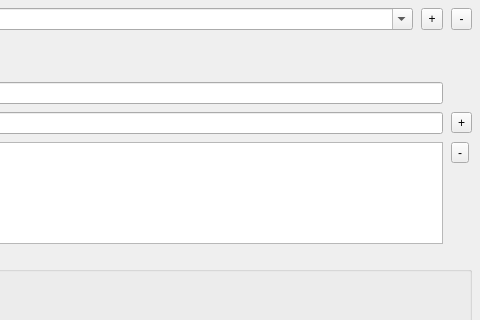
This is freeLib/src/addlibrary.ui in vpoluyaktov/freeLib as Qt 5 draws it before an edit; both pictures show x 225 to 705 and y 0 to 320 of the 705 by 569 pixel window. The edited form follows.
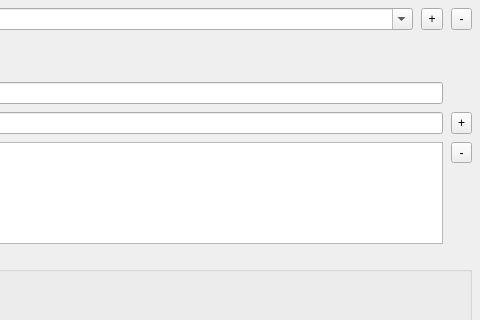
This is the edited form. Icons and pictures are not drawn.

Commit message: New (AddLibrary::AddBooksDirToList()): Добавлен слот для обработки добавления нового каталога с книгами в список каталогов выбранной библиотеки.

What changed in the file:
```diff
--- a/freeLib/src/addlibrary.ui
+++ b/freeLib/src/addlibrary.ui
@@ -130,6 +130,15 @@
      </item>
      <item row="4" column="2">
       <widget class="QToolButton" name="btnBooksDirAdd">
+       <property name="maximumSize">
+        <size>
+         <width>22</width>
+         <height>22</height>
+        </size>
+       </property>
+       <property name="toolTip">
+        <string>Add new books dir to list</string>
+       </property>
        <property name="text">
         <string>+</string>
        </property>
@@ -143,6 +152,15 @@
       <layout class="QVBoxLayout" name="verticalLayBooksDirsTools">
        <item>
         <widget class="QToolButton" name="btnBooksDirDelete">
+         <property name="maximumSize">
+          <size>
+           <width>22</width>
+           <height>22</height>
+          </size>
+         </property>
+         <property name="toolTip">
+          <string>Delete selected books dir from list</string>
+         </property>
          <property name="text">
           <string>-</string>
          </property>
```
The commit also changes 2 other files.
